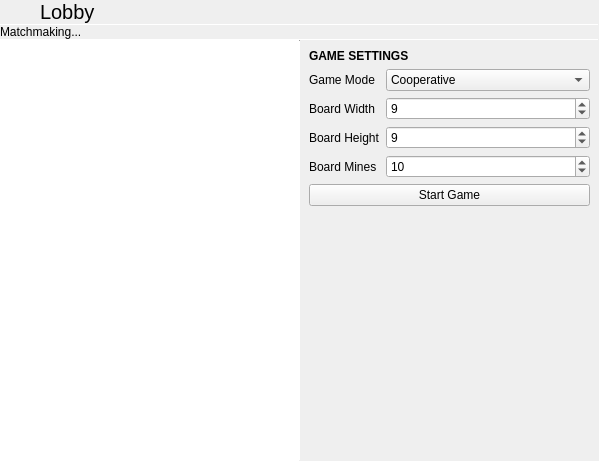
Qt form online/onlinelobbyscreen.ui (vicr123/entertaining-mines) before a commit.
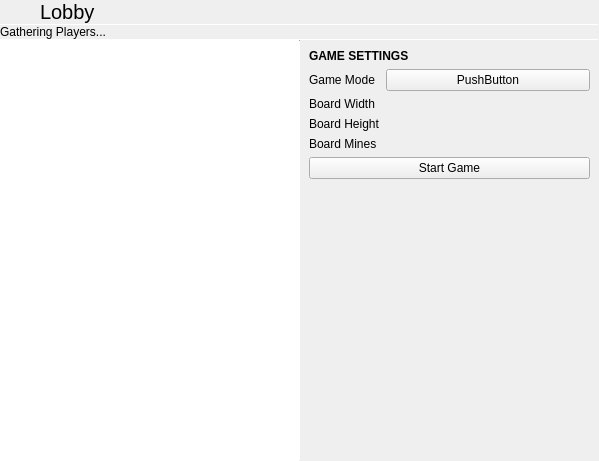
The same form after that commit. Icons and pictures are not drawn. Custom widgets are drawn as their Qt base class.

Patch:
```diff
--- a/online/onlinelobbyscreen.ui
+++ b/online/onlinelobbyscreen.ui
@@ -98,7 +98,7 @@
      <item>
       <widget class="QLabel" name="label_2">
        <property name="text">
-        <string>Matchmaking...</string>
+        <string>Gathering Players...</string>
        </property>
        <property name="margin">
         <number>9</number>
@@ -149,39 +149,6 @@
        <item>
         <widget class="QWidget" name="settingsWidget" native="true">
          <layout class="QGridLayout" name="gridLayout">
-          <item row="2" column="1">
-           <widget class="QSpinBox" name="widthBox">
-            <property name="minimum">
-             <number>5</number>
-            </property>
-            <property name="maximum">
-             <number>50</number>
-            </property>
-            <property name="value">
-             <number>9</number>
-            </property>
-           </widget>
-          </item>
-          <item row="1" column="1">
-           <widget class="QComboBox" name="gamemodeBox">
-            <property name="sizePolicy">
-             <sizepolicy hsizetype="Expanding" vsizetype="Fixed">
-              <horstretch>0</horstretch>
-              <verstretch>0</verstretch>
-             </sizepolicy>
-            </property>
-            <item>
-             <property name="text">
-              <string>Cooperative</string>
-             </property>
-            </item>
-            <item>
-             <property name="text">
-              <string>Competitive</string>
-             </property>
-            </item>
-           </widget>
-          </item>
           <item row="5" column="0" colspan="2">
            <widget class="QPushButton" name="startButton">
             <property name="text">
@@ -243,26 +210,37 @@
             </property>
            </widget>
           </item>
+          <item row="1" column="1">
+           <widget class="QPushButton" name="gamemodeButton">
+            <property name="sizePolicy">
+             <sizepolicy hsizetype="Expanding" vsizetype="Fixed">
+              <horstretch>0</horstretch>
+              <verstretch>0</verstretch>
+             </sizepolicy>
+            </property>
+            <property name="text">
+             <string>PushButton</string>
+            </property>
+           </widget>
+          </item>
+          <item row="2" column="1">
+           <widget class="HorizontalSpinBox" name="widthBox" native="true">
+            <property name="focusPolicy">
+             <enum>Qt::StrongFocus</enum>
+            </property>
+           </widget>
+          </item>
           <item row="3" column="1">
-           <widget class="QSpinBox" name="heightBox">
-            <property name="minimum">
-             <number>5</number>
-            </property>
-            <property name="maximum">
-             <number>50</number>
-            </property>
-            <property name="value">
-             <number>9</number>
+           <widget class="HorizontalSpinBox" name="heightBox" native="true">
+            <property name="focusPolicy">
+             <enum>Qt::StrongFocus</enum>
             </property>
            </widget>
           </item>
           <item row="4" column="1">
-           <widget class="QSpinBox" name="minesBox">
-            <property name="minimum">
-             <number>5</number>
-            </property>
-            <property name="value">
-             <number>10</number>
+           <widget class="HorizontalSpinBox" name="minesBox" native="true">
+            <property name="focusPolicy">
+             <enum>Qt::StrongFocus</enum>
             </property>
            </widget>
           </item>
@@ -285,6 +263,12 @@
    <header location="global">gamepadhud.h</header>
    <container>1</container>
   </customwidget>
+  <customwidget>
+   <class>HorizontalSpinBox</class>
+   <extends>QWidget</extends>
+   <header location="global">horizontalspinbox.h</header>
+   <container>1</container>
+  </customwidget>
  </customwidgets>
  <resources/>
  <connections/>
```
Left out of the diff: 8 changed lines with no effect on the pictures.
